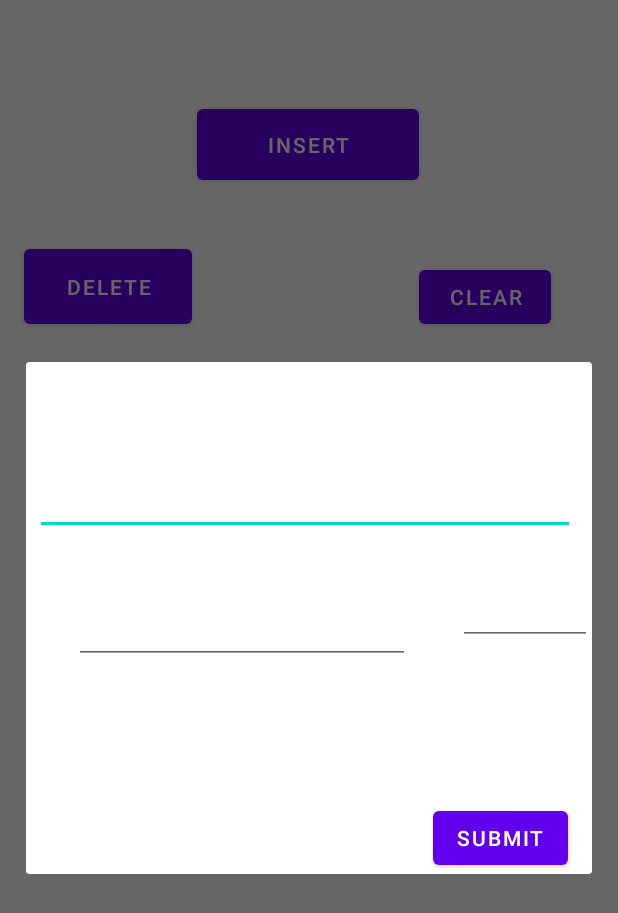
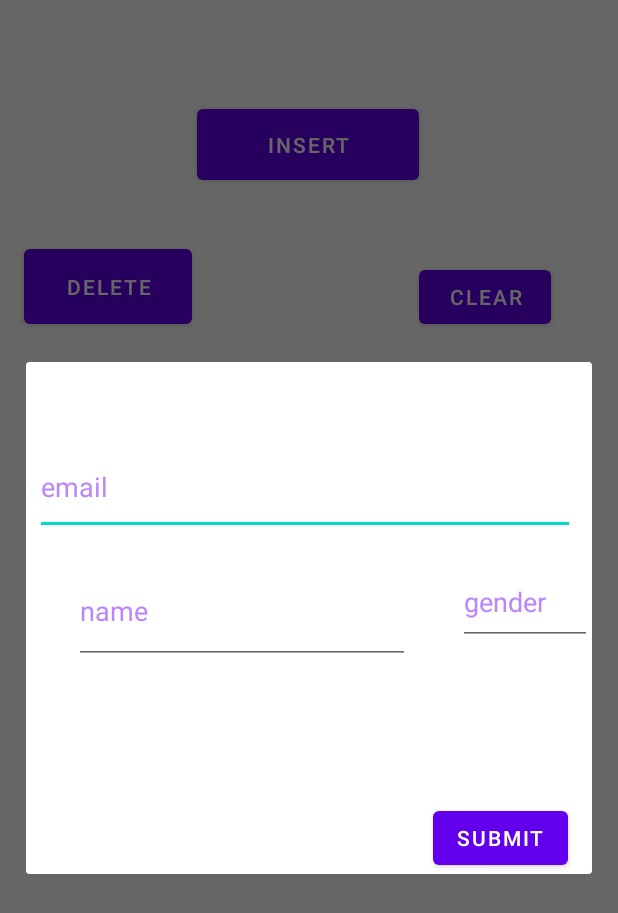
Before and after one commit to Migz19/RoomDBTrialAPP, an Android app: the screen it shows after launch (MainActivity), after a tap on "INSERT", on a phone screen of 412 x 824 dp. Shown: the top 913 px of the screen. Run offline under Robolectric (Android 15) with nearby library versions, the phone set to English and light mode, and no system bars; our stand-ins replace Room's generated code.

Commit message:
Added DialogueBox

```diff
--- a/app/src/main/java/com/example/room_trial/MainActivity.kt
+++ b/app/src/main/java/com/example/room_trial/MainActivity.kt
@@ -2,6 +2,7 @@ package com.example.room_trial
 
 import android.app.Dialog
 import android.os.Bundle
+import android.view.View
 import android.view.Window
 import android.widget.Toast
 import androidx.appcompat.app.AppCompatActivity
@@ -13,14 +14,19 @@ import com.example.room_trial.databinding.ActivityMainBinding
 import com.example.room_trial.databinding.CustomDialogueboxBinding
 import com.example.room_trial.db.UserDatabase
 import com.example.room_trial.model.UserModel
+import com.example.room_trial.repositories.local.UsersRepoImpl
 
 class MainActivity : AppCompatActivity(), OnItemClickListener {
 
 
     private lateinit var binding: ActivityMainBinding
+
+    private lateinit var dialogbinding: CustomDialogueboxBinding
+
     private val usersDatabase: UserDatabase by lazy {
         UserDatabase.getDatabase(baseContext)
     }
+
     private val userController: UserController by lazy {
         UserController(usersDatabase.userDao())
     }
@@ -29,13 +35,17 @@ class MainActivity : AppCompatActivity(), OnItemClickListener {
     override fun onCreate(savedInstanceState: Bundle?) {
         super.onCreate(savedInstanceState)
         binding = ActivityMainBinding.inflate(layoutInflater)
+        dialogbinding = CustomDialogueboxBinding.inflate(layoutInflater)
         setContentView(binding.root)
-        val usersRv = binding.recyclerView
-        usersRv.apply {
-            LinearLayoutManager(context)
-        }
+
         list = userController.getUsers()
         usersAdapter = UsersAdapter(list!!, this)
+
+
+        val usersRv = binding.recyclerView
+        usersRv.layoutManager = LinearLayoutManager(this)
+        usersRv.adapter = usersAdapter
+
         binding.clearBtn.setOnClickListener {
             userController.clearDb()
         }
@@ -43,7 +53,13 @@ class MainActivity : AppCompatActivity(), OnItemClickListener {
             val user = showDialogBox(null)
             insertNewItem(user)
         }
-
+        binding.deleteBtn.setOnClickListener {
+            userController.addUser(UserModel("ahmed", "gmail", password = "kdfjfjsdkjf", gender = 'c'))
+            userController.addUser(UserModel("mazen", "gmail", password = "kdfjfjsdkjf", gender = 'c'))
+            userController.addUser(UserModel("mazen", "gmail", password = "kdfjfjsdkjf", gender = 'c'))
+            userController.addUser(UserModel("migz", "gmail", password = "kdfjfjsdkjf", gender = 'c'))
+            userController.addUser(UserModel("kamal", "gmail", password = "kdfjfjsdkjf", gender = 'c'))
+        }
     }
 
     private fun insertNewItem(user: UserModel?) {
@@ -57,6 +73,7 @@ class MainActivity : AppCompatActivity(), OnItemClickListener {
 
     override fun updateItem(user: UserModel) {
         val newUser = showDialogBox(user)
+        dialogbinding.idTextView.visibility = View.VISIBLE
         if (newUser?.email == user.email && newUser?.name == user.name)
             return
         try {
@@ -67,26 +84,30 @@ class MainActivity : AppCompatActivity(), OnItemClickListener {
     }
 
     private fun showDialogBox(user: UserModel?): UserModel? {
-        val binding = CustomDialogueboxBinding.inflate(layoutInflater)
+
         val dialog = Dialog(this)
+        dialog.create()
+        dialog.show()
         dialog.requestWindowFeature(Window.FEATURE_NO_TITLE)
         dialog.setCancelable(true)
         dialog.setContentView(R.layout.custom_dialoguebox)
         if (user != null) {
-            binding.emailEditTxt.hint = user.email
-            binding.genderEditTxt.hint = user.gender.toString()
-            binding.nameEditTxt.hint = user.name
-            binding.idTextView.text = user.id.toString()
+            dialogbinding.emailEditTxt.hint = user.email
+            dialogbinding.genderEditTxt.hint = user.gender.toString()
+            dialogbinding.nameEditTxt.hint = user.name
+            dialogbinding.idTextView.text = user.id.toString()
         }
-        val email = binding.emailEditTxt.text.toString()
-        val name = binding.nameEditTxt.text.toString()
-        val gender: Char = binding.genderEditTxt.text.toString()[0]
+
         var user: UserModel? = null
-        binding.submitBtnn.setOnClickListener {
+        dialogbinding.submitBtnn.setOnClickListener {
+            val email = dialogbinding.emailEditTxt.text.toString()
+            val name = dialogbinding.nameEditTxt.text.toString()
+            val gender: Char = dialogbinding.genderEditTxt.text.toString()[0]
             user = UserModel(email = email, name = name, gender = gender)
             dialog.dismiss()
         }
-        dialog.show()
+
         return user
     }
-}
+
+    }
--- a/app/src/main/java/com/example/room_trial/db/UserDao.kt
+++ b/app/src/main/java/com/example/room_trial/db/UserDao.kt
@@ -12,7 +12,8 @@ interface UserDao {
     //Ignore --> Neglect new insertion
     //Abort --> Default option , Room will throw a SQLiteConstraintException
     None --> malhash lazma w fl runtime btt3aml zy el ABORT wl default
-
+    ("Ahmed","Ahmed@gmail",12345)
+   ("ali","ali@gmail",12345)
      */
     fun addUserLocal(user: UserModel)
 
--- a/app/src/main/java/com/example/room_trial/db/UserDatabase.kt
+++ b/app/src/main/java/com/example/room_trial/db/UserDatabase.kt
@@ -4,9 +4,12 @@ import android.content.Context
 import androidx.room.Database
 import androidx.room.Room
 import androidx.room.RoomDatabase
+import androidx.room.TypeConverter
+import com.example.room_trial.db.typeconverters.dateLongConverter
 import com.example.room_trial.model.UserModel
 //Data Layer
 @Database(entities = [UserModel::class], version = 1, exportSchema = false)
+
  abstract class UserDatabase : RoomDatabase() {
 
     abstract fun userDao(): UserDao
--- a/app/src/main/java/com/example/room_trial/repositories/local/UsersRepoImpl.kt
+++ b/app/src/main/java/com/example/room_trial/repositories/local/UsersRepoImpl.kt
@@ -10,11 +10,11 @@ class UsersRepoImpl(private val userDao: UserDao) : UsersRepo {
     }
 
     override fun deleteUserLocal(user: UserModel) {
-        userDao.updateUserLocal(user)
+        userDao.deleteUserLocal(user)
     }
 
     override fun updateUserLocal(user: UserModel) {
-        userDao.deleteUserLocal(user)
+        userDao.updateUserLocal(user)
     }
 
     override fun getAllUsers(): ArrayList<UserModel> = userDao.getAllUsers() as ArrayList
--- a/app/src/main/res/layout/custom_dialoguebox.xml
+++ b/app/src/main/res/layout/custom_dialoguebox.xml
@@ -8,6 +8,8 @@
     <EditText
         android:id="@+id/emailEditTxt"
         android:layout_width="360dp"
+        android:hint="email"
+        android:textColorHint="@color/purple_200"
         android:layout_height="63dp"
         android:layout_marginTop="52dp"
         android:ems="10"
@@ -25,6 +27,8 @@
         android:layout_marginStart="32dp"
         android:layout_marginTop="16dp"
         android:ems="10"
+        android:hint="name"
+        android:textColorHint="@color/purple_200"
         android:inputType="textPersonName"
 
         app:layout_constraintStart_toStartOf="parent"
@@ -37,6 +41,8 @@
         android:layout_marginStart="32dp"
         android:layout_marginTop="16dp"
         android:ems="10"
+        android:hint="gender"
+        android:textColorHint="@color/purple_200"
         android:inputType="textPersonName"
 
         app:layout_constraintStart_toEndOf="@+id/nameEditTxt"
```
Also changed, not shown: app/src/main/res/layout/recyclerview.xml (+6 -6 lines).
